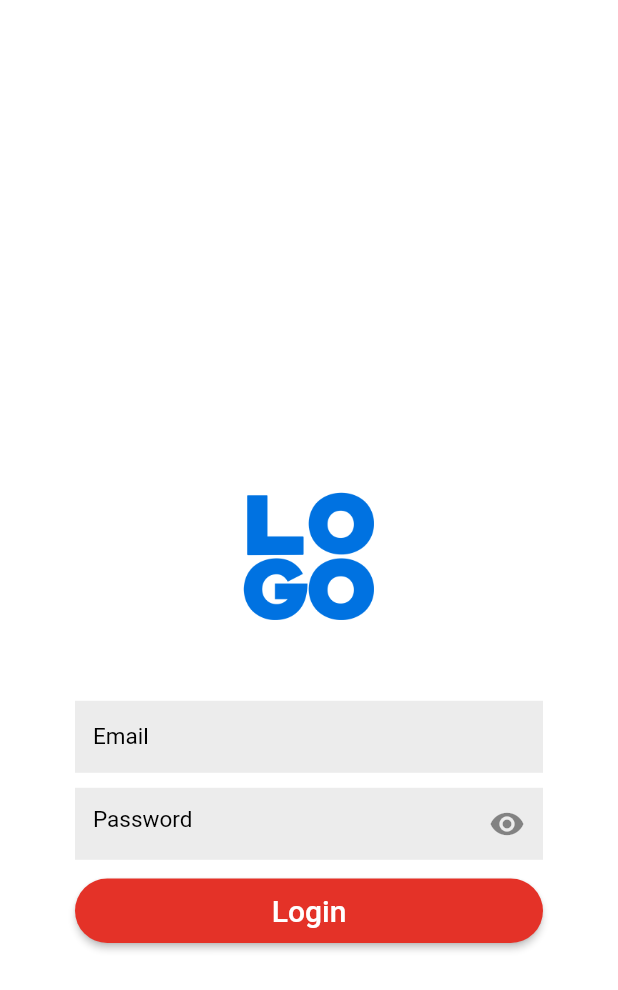
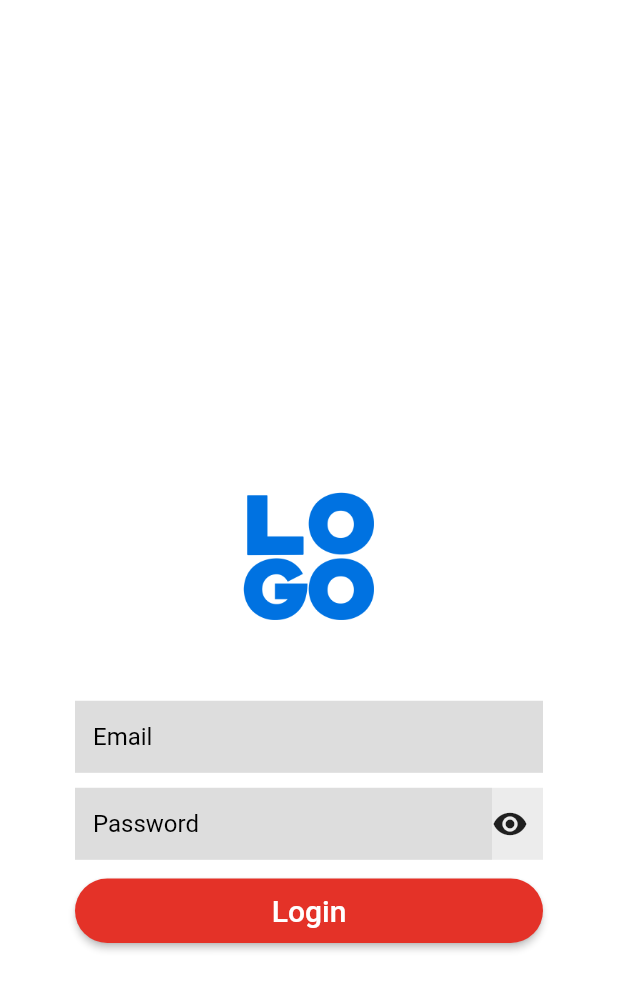
Before and after one commit to awaisajmal22/msglobal1, a Flutter app: the screen it shows after launch, on a phone screen of 412 x 824 dp. Shown: the top 990 px of the screen. Run offline on Flutter 3.47's test engine with Material 2 defaults, Android fonts, the phone set to English and light mode, and no system bars; our stand-ins replace get.

Commit message:
'changes'

```diff
--- a/lib/AppModule/AuthModule/View/login_view.dart
+++ b/lib/AppModule/AuthModule/View/login_view.dart
@@ -26,16 +26,16 @@ class LoginView extends StatelessWidget {
           const SizedBox(
             height: 20,
           ),
-          TextField(
+          Container(
+            color: Colors.grey.withAlpha(50),
+            child: TextField(
               controller: loginVM.emailController,
-            style: TextStyle(
-                color: Colors.black, fontSize: 15, fontWeight: FontWeight.w500),
+              style: const TextStyle(
+                  color: Colors.black, fontWeight: FontWeight.w500),
               decoration: InputDecoration(
                   hintText: 'Email',
                   hintStyle: const TextStyle(
-                    color: Colors.black,
-                    fontSize: 15,
-                    fontWeight: FontWeight.w400),
+                      color: Colors.black, fontWeight: FontWeight.w400),
                   border: InputBorder.none,
                   fillColor: Colors.grey.withAlpha(50),
                   filled: true,
@@ -45,30 +45,24 @@ class LoginView extends StatelessWidget {
                   disabledBorder: InputBorder.none,
                   focusedErrorBorder: InputBorder.none),
             ),
-          SizedBox(
+          ),
+          const SizedBox(
             height: 10,
           ),
-          Obx(
-            () => TextField(
+          Container(
+            color: Colors.grey.withAlpha(50),
+            child: Row(
+              children: [
+                Expanded(
+                  child: TextField(
                     obscureText: loginVM.isObsecure.value,
                     controller: loginVM.passwordController,
                     style: const TextStyle(
-                  color: Colors.black,
-                  fontSize: 15,
-                  fontWeight: FontWeight.w500),
+                        color: Colors.black, fontWeight: FontWeight.w500),
                     decoration: InputDecoration(
-                  suffixIcon: GestureDetector(
-                      onTap: () {
-                        loginVM.isObsecure.value = !loginVM.isObsecure.value;
-                      },
-                      child: Icon(loginVM.isObsecure.value
-                          ? Icons.visibility
-                          : Icons.visibility_off)),
                         hintText: 'Password',
                         hintStyle: const TextStyle(
-                      color: Colors.black,
-                      fontSize: 15,
-                      fontWeight: FontWeight.w400),
+                            color: Colors.black, fontWeight: FontWeight.w400),
                         border: InputBorder.none,
                         fillColor: Colors.grey.withAlpha(50),
                         filled: true,
@@ -77,6 +71,21 @@ class LoginView extends StatelessWidget {
                         focusedBorder: InputBorder.none,
                         disabledBorder: InputBorder.none,
                         focusedErrorBorder: InputBorder.none),
+                  ),
+                ),
+                Obx(
+                  () => GestureDetector(
+                      onTap: () {
+                        loginVM.isObsecure.value = !loginVM.isObsecure.value;
+                      },
+                      child: Icon(loginVM.isObsecure.value
+                          ? Icons.visibility
+                          : Icons.visibility_off)),
+                ),
+                const SizedBox(
+                  width: 10,
+                )
+              ],
             ),
           ),
           SizedBox(
--- a/lib/AppModule/HomeModule/View/home_view.dart
+++ b/lib/AppModule/HomeModule/View/home_view.dart
@@ -25,6 +25,18 @@ class HomeView extends StatelessWidget {
   @override
   Widget build(BuildContext context) {
     return Scaffold(
+        floatingActionButton: Container(
+          height: 48,
+          width: 48,
+          decoration:
+              BoxDecoration(shape: BoxShape.circle, color: Color(0xffE43228)),
+          child: Center(
+            child: Icon(
+              Icons.add,
+              color: Colors.white,
+            ),
+          ),
+        ),
         drawer: Drawer(),
         appBar: AppBar(
           elevation: 40,
```
Also changed, not shown: 1 other file. Lines whose indentation alone changed are shown as unchanged.
